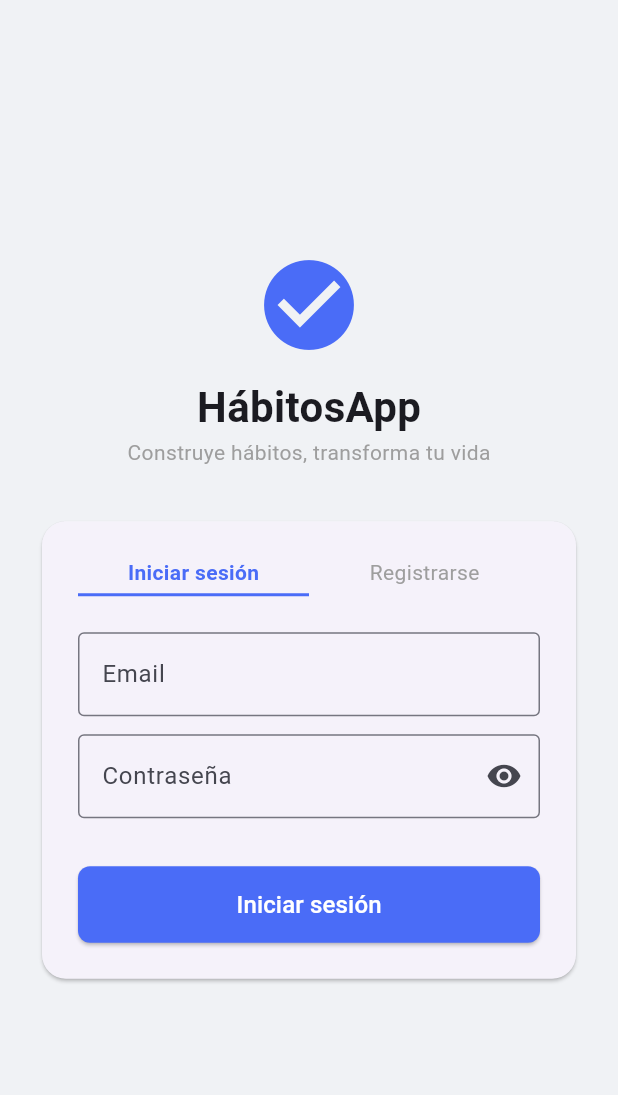
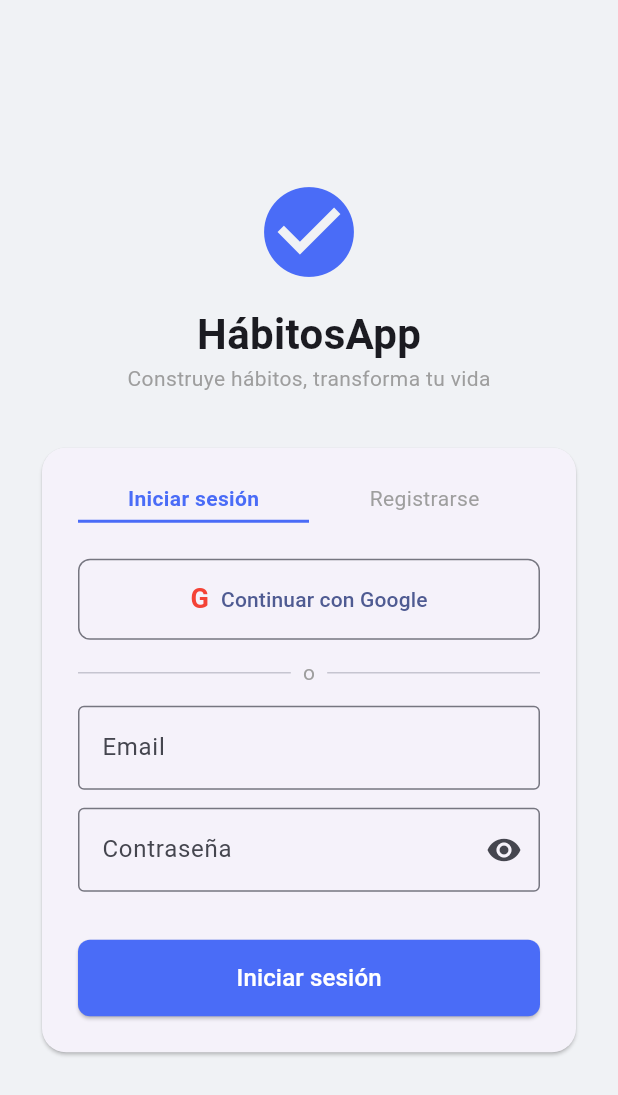
Before and after one commit to jgrabalosa/habitos_app_mobile, a Flutter app: the screen it shows after launch, on a phone screen of 412 x 824 dp. Shown: the top 1095 px of the screen. Run offline on Flutter 3.47's test engine with Material 3 defaults, Android fonts, the light colour scheme and no system bars; our stand-ins replace google_sign_in, shared_preferences.

Commit message:
Fase 8 - Login con Google movil

```diff
--- a/lib/screens/login_screen.dart
+++ b/lib/screens/login_screen.dart
@@ -58,6 +58,24 @@ class _LoginScreenState extends State<LoginScreen> {
       ScaffoldMessenger.of(context).showSnackBar(
         const SnackBar(content: Text('¡Cuenta creada! Ya puedes iniciar sesión.')),
       );
+    } catch (e) {
+      setState(() { _error = e.toString().replaceAll('Exception: ', ''); });
+    } finally {
+      setState(() { _loading = false; });
+    }
+  }
+
+  // ── Login con Google ───────────────────────────────────
+  Future<void> _loginConGoogle() async {
+    setState(() { _loading = true; _error = null; });
+    try {
+      await ApiService.loginConGoogle();
+      if (mounted) {
+        Navigator.pushReplacement(
+          context,
+          MaterialPageRoute(builder: (_) => const DashboardScreen()),
+        );
+      }
     } catch (e) {
       setState(() { _error = e.toString().replaceAll('Exception: ', ''); });
     } finally {
@@ -128,6 +146,30 @@ class _LoginScreenState extends State<LoginScreen> {
                           ],
                         ),
                         const SizedBox(height: 24),
+
+                        // Botón Google
+                        SizedBox(
+                          width: double.infinity,
+                          child: OutlinedButton.icon(
+                            onPressed: _loading ? null : _loginConGoogle,
+                            icon: const Text('G', style: TextStyle(fontSize: 18, fontWeight: FontWeight.bold, color: Colors.red)),
+                            label: const Text('Continuar con Google'),
+                            style: OutlinedButton.styleFrom(
+                              padding: const EdgeInsets.symmetric(vertical: 14),
+                              shape: RoundedRectangleBorder(borderRadius: BorderRadius.circular(8)),
+                            ),
+                          ),
+                        ),
+                        const SizedBox(height: 12),
+                        const Row(children: [
+                          Expanded(child: Divider()),
+                          Padding(
+                            padding: EdgeInsets.symmetric(horizontal: 8),
+                            child: Text('o', style: TextStyle(color: Colors.grey)),
+                          ),
+                          Expanded(child: Divider()),
+                        ]),
+                        const SizedBox(height: 12),
 
                         // Campos registro
                         if (!_isLogin) ...[
--- a/pubspec.yaml
+++ b/pubspec.yaml
@@ -13,6 +13,7 @@ dependencies:
   cupertino_icons: ^1.0.8
   http: ^1.2.0
   shared_preferences: 2.2.2
+  google_sign_in: ^6.2.1
 
 dev_dependencies:
   flutter_test:
```
Also changed, not shown: lib/screens/habito_detalle_screen.dart (+43 -1 lines), lib/services/api_service.dart (+41 -0 lines), pubspec.lock, 2 other files.
